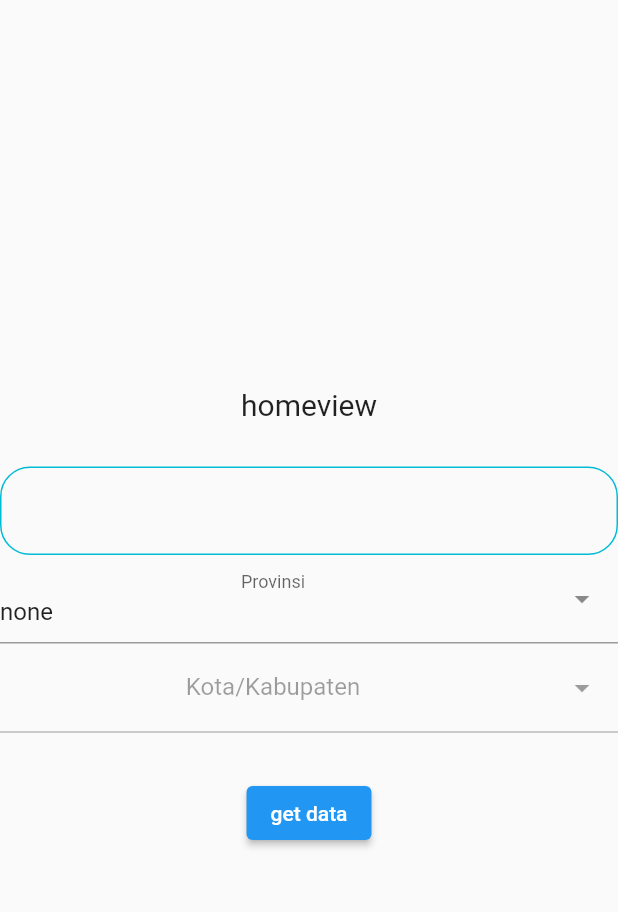
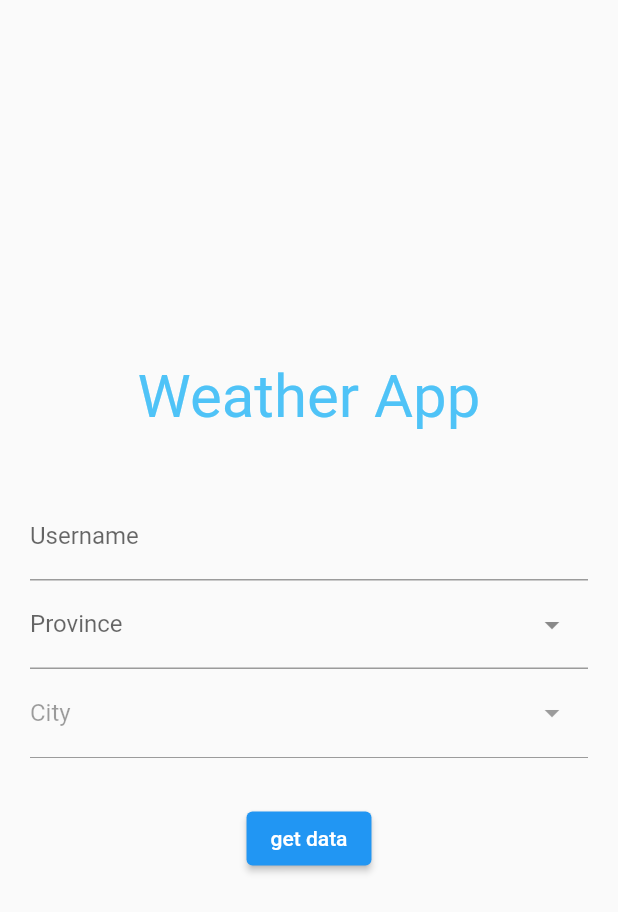
Before and after one commit to sahlfawzys/Weather-App, a Flutter app: the screen it shows after launch, on a phone screen of 412 x 824 dp. Shown: the top 912 px of the screen. Run offline on Flutter 3.47's test engine with Material 2 defaults, Android fonts, the phone set to English and light mode, and no system bars; drawn by our look-alikes of dropdown_search; our stand-ins replace get, lottie, sticky_headers; statements that could not run were skipped.

```diff
--- a/lib/app/modules/home/views/home_view.dart
+++ b/lib/app/modules/home/views/home_view.dart
@@ -2,11 +2,15 @@ import 'package:dropdown_search/dropdown_search.dart';
 import 'package:flutter/material.dart';
 
 import 'package:get/get.dart';
+import 'package:lottie/lottie.dart';
 import 'package:weather_app/app/routes/app_pages.dart';
+import 'package:weather_app/widgets/big_text.dart';
 
 import '../controllers/home_controller.dart';
 
 class HomeView extends GetView<HomeController> {
+  var _formKey = GlobalKey<FormState>();
+
   @override
   Widget build(BuildContext context) {
     return FutureBuilder(
@@ -14,44 +18,43 @@ class HomeView extends GetView<HomeController> {
         builder: (context, snapshot) {
           if (snapshot.connectionState == ConnectionState.done) {
             return Scaffold(
-              body: Center(
+              body: Container(
+                padding: const EdgeInsets.all(20),
+                child: Center(
                   child: Column(
                     mainAxisAlignment: MainAxisAlignment.center,
                     children: [
-                    const Text(
-                      // 'HomeView is working in ${controller.regions[0]} + ${controller.province.value} + ${controller.city.value}',
-                      'homeview',
-                      style: TextStyle(fontSize: 20),
+                      BigText(
+                        text: 'Weather App',
+                        size: 40,
+                        color: Colors.lightBlue[300],
                       ),
                       const SizedBox(
-                      height: 30,
+                        height: 40,
                       ),
-                    TextFormField(
+                      Form(
+                        key: _formKey,
+                        child: TextFormField(
+                          validator: (String? value) {
+                            if (value!.isEmpty) {
+                              return 'Masukkan username';
+                            } else {
+                              return null;
+                            }
+                          },
                           controller: controller.user,
-                      decoration: InputDecoration(
-                        focusedBorder: OutlineInputBorder(
-                          borderRadius: BorderRadius.circular(20),
-                          borderSide: const BorderSide(
-                            color: Colors.cyanAccent,
-                            width: 2,
-                          ),
-                        ),
-                        enabledBorder: OutlineInputBorder(
-                          borderRadius: BorderRadius.circular(20),
-                          borderSide: const BorderSide(
-                            color: Colors.cyan,
-                          ),
+                          decoration: const InputDecoration(
+                            labelText: 'Username',
                           ),
                         ),
                       ),
                       DropdownSearch<String>(
                           mode: Mode.MENU,
                           showSelectedItems: true,
-                        dropdownSearchDecoration: const InputDecoration(
-                          label: Center(child: Text('Provinsi')),
-                        ),
+                          dropdownSearchDecoration:
+                              const InputDecoration(labelText: 'Province'),
                           items: controller.provinceList,
-                        selectedItem: (controller.province.isNotEmpty)
+                          selectedItem: (controller.province.value != 'none')
                               ? controller.province.value
                               : null,
                           onChanged: (s) {
@@ -67,7 +70,7 @@ class HomeView extends GetView<HomeController> {
                           mode: Mode.MENU,
                           showSelectedItems: true,
                           dropdownSearchDecoration: const InputDecoration(
-                          label: Center(child: Text('Kota/Kabupaten')),
+                            labelText: 'City',
                           ),
                           items: controller.cityList,
                           selectedItem: (controller.cityList.isNotEmpty)
@@ -78,14 +81,15 @@ class HomeView extends GetView<HomeController> {
                           },
                         ),
                       ),
-                    SizedBox(
+                      const SizedBox(
                         height: 30,
                       ),
                       ElevatedButton(
                         onPressed: () async {
+                          if (_formKey.currentState!.validate()) {
                             try {
                               await controller.getDataWeather().timeout(
-                            Duration(seconds: 5),
+                                const Duration(seconds: 5),
                                 onTimeout: () {
                                   Get.defaultDialog(
                                     title: 'Connection timeout',
@@ -100,10 +104,25 @@ class HomeView extends GetView<HomeController> {
                                 controller.weekList
                               ]);
                             } catch (_) {
-                          Get.defaultDialog(
-                            title: 'Data not found',
-                            middleText: '',
+                              Get.dialog(
+                                AlertDialog(
+                                  shape: RoundedRectangleBorder(
+                                      borderRadius: BorderRadius.circular(15)),
+                                  title: Column(
+                                    children: [
+                                      Lottie.asset(
+                                          'assets/lotties/not_found.json',
+                                          repeat: false,
+                                          fit: BoxFit.cover),
+                                      BigText(
+                                        text: 'Data not found',
+                                        size: 35,
+                                      ),
+                                    ],
+                                  ),
+                                ),
                               );
+                            }
                           }
                         },
                         child: const Text('get data'),
@@ -111,9 +130,11 @@ class HomeView extends GetView<HomeController> {
                     ],
                   ),
                 ),
+              ),
             );
           }
-          return Center(child: CircularProgressIndicator());
+          return Scaffold(
+              body: const Center(child: CircularProgressIndicator()));
         });
   }
 }
--- a/lib/main.dart
+++ b/lib/main.dart
@@ -17,23 +17,10 @@ class MyApp extends StatelessWidget {
   @override
   Widget build(BuildContext context) {
     return GetMaterialApp(
+      debugShowCheckedModeBanner: false,
       title: "Application",
       initialRoute: AppPages.INITIAL,
       getPages: AppPages.routes,
     );
-    // return FutureBuilder(
-    //   future: controller.initState(),
-    //   builder: (context, snapshot) {
-    //     if (snapshot.connectionState == ConnectionState.done) {
-    //       print('beres');
-    //       return GetMaterialApp(
-    //         title: "Application",
-    //         initialRoute: AppPages.INITIAL,
-    //         getPages: AppPages.routes,
-    //       );
-    //     }
-    //     return Center(child: CircularProgressIndicator());
-    //   },
-    // );
   }
 }
--- a/pubspec.yaml
+++ b/pubspec.yaml
@@ -13,6 +13,7 @@ dependencies:
   get: 4.6.1
   http: ^0.13.4
   intl: ^0.17.0
+  lottie: ^1.2.2
   sticky_headers: ^0.2.0
 
 dev_dependencies:
@@ -25,6 +26,8 @@ flutter:
   assets:
     - assets/models/
     - assets/images/
+    - assets/lotties/
+
 
   fonts:
     - family: UiIcons
```
Also changed, not shown: assets/lotties/not_found.json (added, +1 -0 lines), lib/app/modules/detail_page/controllers/detail_page_controller.dart (+15 -1 lines), lib/app/modules/detail_page/views/detail_page_view.dart (+44 -24 lines), lib/widgets/text_icon.dart (+19 -6 lines), pubspec.lock, 3 other files. Lines whose indentation alone changed are shown as unchanged.
